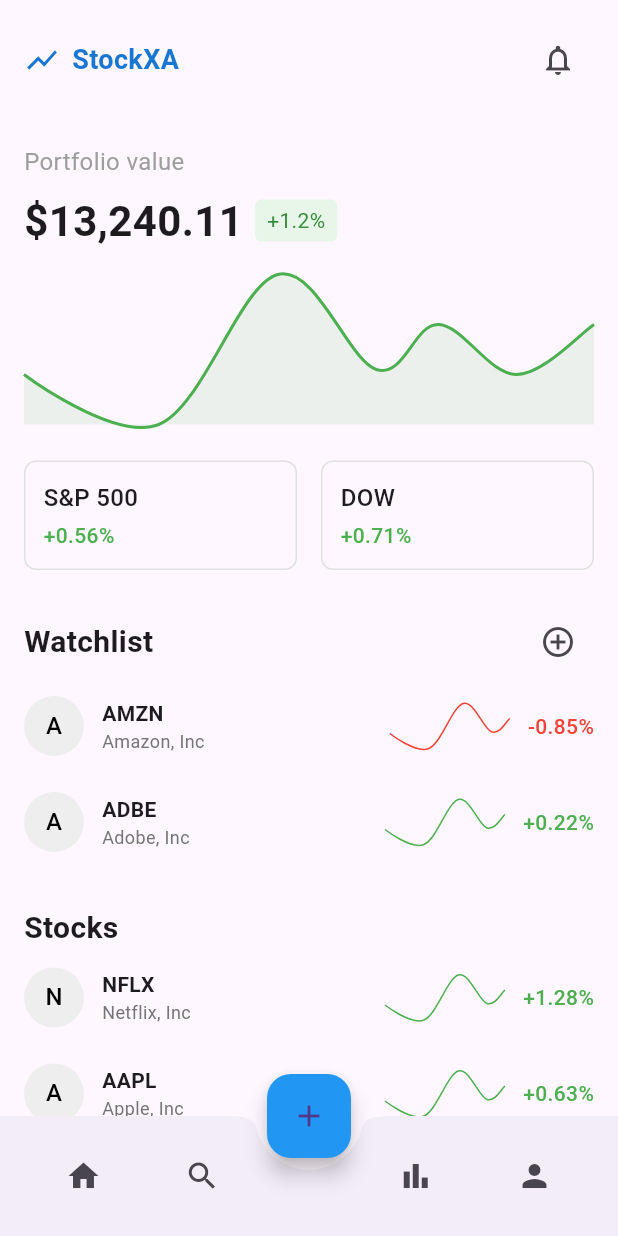
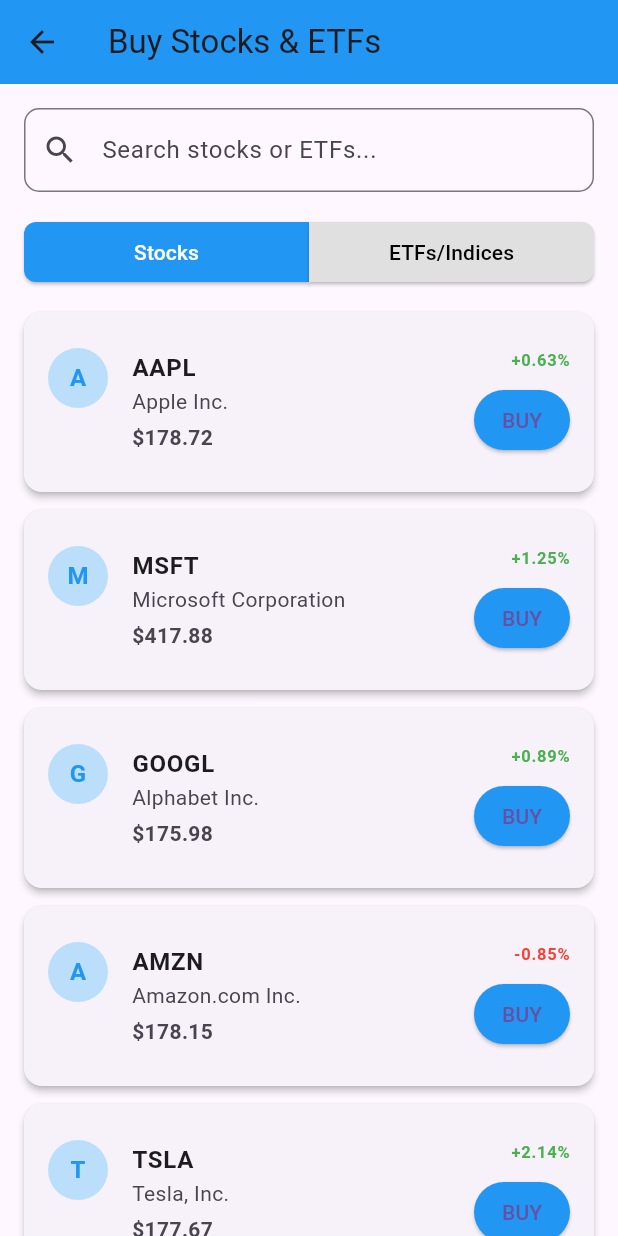
Before and after one commit to DimaNm08/StockExchange_App, a Flutter app: the HomePage screen opened by its route, after a tap on the "add" icon, on a phone screen of 412 x 824 dp. Run offline on Flutter 3.47's test engine with Material 3 defaults, Android fonts, the phone set to English and light mode, and no system bars; drawn by our look-alikes of fl_chart; network calls fail.

Commit message:
Added Buy Page for stocks and indexes

```diff
--- a/lib/main.dart
+++ b/lib/main.dart
@@ -6,6 +6,7 @@
 import '../screens/account.dart';
 import '../screens/search_page.dart';
 import '../screens/portofolio_page.dart';
+import '../screens/buy_stocks_page.dart';
 
 void main() {
   runApp(const MyApp());
@@ -32,6 +33,7 @@
         '/account': (context) => const AccountPage(),
         '/search': (context) => const SearchPage(),
         '/portfolio': (context) => const PortfolioPage(),
+        '/buy_stocks': (context) => const BuyStocksPage(),
       },
     );
   }
--- /dev/null
+++ b/lib/screens/buy_stocks_page.dart
@@ -0,0 +1,269 @@
+import 'package:flutter/material.dart';
+
+class BuyStocksPage extends StatefulWidget {
+  const BuyStocksPage({Key? key}) : super(key: key);
+
+  @override
+  _BuyStocksPageState createState() => _BuyStocksPageState();
+}
+
+class _BuyStocksPageState extends State<BuyStocksPage> {
+  final List<Map<String, dynamic>> _availableStocks = [
+    {'symbol': 'AAPL', 'name': 'Apple Inc.', 'price': 178.72, 'change': '+0.63%'},
+    {'symbol': 'MSFT', 'name': 'Microsoft Corporation', 'price': 417.88, 'change': '+1.25%'},
+    {'symbol': 'GOOGL', 'name': 'Alphabet Inc.', 'price': 175.98, 'change': '+0.89%'},
+    {'symbol': 'AMZN', 'name': 'Amazon.com Inc.', 'price': 178.15, 'change': '-0.85%'},
+    {'symbol': 'TSLA', 'name': 'Tesla, Inc.', 'price': 177.67, 'change': '+2.14%'},
+    {'symbol': 'META', 'name': 'Meta Platforms, Inc.', 'price': 474.99, 'change': '+0.89%'},
+    {'symbol': 'NFLX', 'name': 'Netflix, Inc.', 'price': 605.88, 'change': '+1.28%'},
+  ];
+
+  final List<Map<String, dynamic>> _availableIndices = [
+    {'symbol': 'SPY', 'name': 'S&P 500 ETF', 'price': 510.34, 'change': '+0.56%'},
+    {'symbol': 'DIA', 'name': 'Dow Jones ETF', 'price': 385.67, 'change': '+0.71%'},
+    {'symbol': 'QQQ', 'name': 'Nasdaq 100 ETF', 'price': 430.12, 'change': '+0.92%'},
+    {'symbol': 'IWM', 'name': 'Russell 2000 ETF', 'price': 201.45, 'change': '+0.33%'},
+  ];
+
+  bool _showStocks = true;
+  String _searchQuery = '';
+
+  @override
+  Widget build(BuildContext context) {
+    return Scaffold(
+      appBar: AppBar(
+        title: const Text('Buy Stocks & ETFs'),
+        backgroundColor: Colors.blue,
+      ),
+      body: Column(
+        children: [
+          _buildSearchBar(),
+          _buildToggleButtons(),
+          Expanded(
+            child: _buildListView(),
+          ),
+        ],
+      ),
+    );
+  }
+
+  Widget _buildSearchBar() {
+    return Padding(
+      padding: const EdgeInsets.all(16.0),
+      child: TextField(
+        decoration: InputDecoration(
+          hintText: 'Search stocks or ETFs...',
+          prefixIcon: const Icon(Icons.search),
+          border: OutlineInputBorder(
+            borderRadius: BorderRadius.circular(10.0),
+          ),
+        ),
+        onChanged: (value) {
+          setState(() {
+            _searchQuery = value;
+          });
+        },
+      ),
+    );
+  }
+
+  Widget _buildToggleButtons() {
+    return Padding(
+      padding: const EdgeInsets.symmetric(horizontal: 16.0),
+      child: Row(
+        children: [
+          Expanded(
+            child: ElevatedButton(
+              onPressed: () {
+                setState(() {
+                  _showStocks = true;
+                });
+              },
+              style: ElevatedButton.styleFrom(
+                backgroundColor: _showStocks ? Colors.blue : Colors.grey[300],
+                foregroundColor: _showStocks ? Colors.white : Colors.black,
+                shape: const RoundedRectangleBorder(
+                  borderRadius: BorderRadius.only(
+                    topLeft: Radius.circular(8),
+                    bottomLeft: Radius.circular(8),
+                  ),
+                ),
+              ),
+              child: const Text('Stocks'),
+            ),
+          ),
+          Expanded(
+            child: ElevatedButton(
+              onPressed: () {
+                setState(() {
+                  _showStocks = false;
+                });
+              },
+              style: ElevatedButton.styleFrom(
+                backgroundColor: !_showStocks ? Colors.blue : Colors.grey[300],
+                foregroundColor: !_showStocks ? Colors.white : Colors.black,
+                shape: const RoundedRectangleBorder(
+                  borderRadius: BorderRadius.only(
+                    topRight: Radius.circular(8),
+                    bottomRight: Radius.circular(8),
+                  ),
+                ),
+              ),
+              child: const Text('ETFs/Indices'),
+            ),
+          ),
+        ],
+      ),
+    );
+  }
+
+  Widget _buildListView() {
+    final dataList = _showStocks ? _availableStocks : _availableIndices;
+    final filteredList = dataList.where((item) {
+      return item['symbol'].toString().toLowerCase().contains(_searchQuery.toLowerCase()) ||
+             item['name'].toString().toLowerCase().contains(_searchQuery.toLowerCase());
+    }).toList();
+
+    return ListView.builder(
+      padding: const EdgeInsets.all(16),
+      itemCount: filteredList.length,
+      itemBuilder: (context, index) {
+        final item = filteredList[index];
+        final isPositive = item['change'].toString().contains('+');
+
+        return Card(
+          margin: const EdgeInsets.only(bottom: 12),
+          elevation: 2,
+          child: ListTile(
+            contentPadding: const EdgeInsets.all(16),
+            leading: CircleAvatar(
+              backgroundColor: Colors.blue[100],
+              child: Text(
+                item['symbol'][0],
+                style: const TextStyle(color: Colors.blue, fontWeight: FontWeight.bold),
+              ),
+            ),
+            title: Text(
+              item['symbol'],
+              style: const TextStyle(fontWeight: FontWeight.bold),
+            ),
+            subtitle: Column(
+              crossAxisAlignment: CrossAxisAlignment.start,
+              children: [
+                Text(item['name']),
+                const SizedBox(height: 4),
+                Text(
+                  '\$${item['price']}',
+                  style: const TextStyle(fontWeight: FontWeight.bold),
+                ),
+              ],
+            ),
+            trailing: Column(
+              mainAxisAlignment: MainAxisAlignment.center,
+              crossAxisAlignment: CrossAxisAlignment.end,
+              children: [
+                Text(
+                  item['change'],
+                  style: TextStyle(
+                    color: isPositive ? Colors.green : Colors.red,
+                    fontWeight: FontWeight.bold,
+                  ),
+                ),
+                const SizedBox(height: 8),
+                ElevatedButton(
+                  onPressed: () {
+                    _showBuyDialog(context, item);
+                  },
+                  style: ElevatedButton.styleFrom(
+                    backgroundColor: Colors.blue,
+                    padding: const EdgeInsets.symmetric(horizontal: 16),
+                  ),
+                  child: const Text('BUY'),
+                ),
+              ],
+            ),
+            isThreeLine: true,
+          ),
+        );
+      },
+    );
+  }
+
+  void _showBuyDialog(BuildContext context, Map<String, dynamic> item) {
+    int quantity = 1;
+
+    showDialog(
+      context: context,
+      builder: (BuildContext context) {
+        return StatefulBuilder(
+          builder: (context, setState) {
+            return AlertDialog(
+              title: Text('Buy ${item['symbol']}'),
+              content: Column(
+                mainAxisSize: MainAxisSize.min,
+                crossAxisAlignment: CrossAxisAlignment.start,
+                children: [
+                  Text('${item['name']} (${item['symbol']})'),
+                  const SizedBox(height: 8),
+                  Text('Current price: \$${item['price']}'),
+                  const SizedBox(height: 16),
+                  Row(
+                    children: [
+                      const Text('Quantity: '),
+                      IconButton(
+                        icon: const Icon(Icons.remove_circle_outline),
+                        onPressed: () {
+                          if (quantity > 1) {
+                            setState(() {
+                              quantity--;
+                            });
+                          }
+                        },
+                      ),
+                      Text('$quantity', style: const TextStyle(fontSize: 16, fontWeight: FontWeight.bold)),
+                      IconButton(
+                        icon: const Icon(Icons.add_circle_outline),
+                        onPressed: () {
+                          setState(() {
+                            quantity++;
+                          });
+                        },
+                      ),
+                    ],
+                  ),
+                  const SizedBox(height: 16),
+                  Text(
+                    'Total: \$${(item['price'] * quantity).toStringAsFixed(2)}',
+                    style: const TextStyle(fontWeight: FontWeight.bold, fontSize: 18),
+                  ),
+                ],
+              ),
+              actions: [
+                TextButton(
+                  onPressed: () {
+                    Navigator.of(context).pop();
+                  },
+                  child: const Text('CANCEL'),
+                ),
+                ElevatedButton(
+                  onPressed: () {
+                    // Here you would implement the actual purchase logic
+                    ScaffoldMessenger.of(context).showSnackBar(
+                      SnackBar(
+                        content: Text('Successfully purchased $quantity shares of ${item['symbol']}'),
+                        backgroundColor: Colors.green,
+                      ),
+                    );
+                    Navigator.of(context).pop();
+                  },
+                  style: ElevatedButton.styleFrom(backgroundColor: Colors.blue),
+                  child: const Text('CONFIRM PURCHASE'),
+                ),
+              ],
+            );
+          }
+        );
+      },
+    );
+  }
+}
--- a/lib/screens/homepage.dart
+++ b/lib/screens/homepage.dart
@@ -30,7 +30,9 @@
       ),
       bottomNavigationBar: _buildBottomNavBar(context),
       floatingActionButton: FloatingActionButton(
-        onPressed: () {},
+        onPressed: () {
+          Navigator.pushNamed(context, '/buy_stocks');
+        },
         child: const Icon(Icons.add),
         backgroundColor: Colors.blue,
       ),
@@ -341,4 +343,9 @@
       ),
     );
   }
+
+  // This page will be used to buy stocks or indexes
+  void _navigateToBuyStocksPage(BuildContext context) {
+    Navigator.pushNamed(context, '/buy_stocks');
+  }
 }
```
